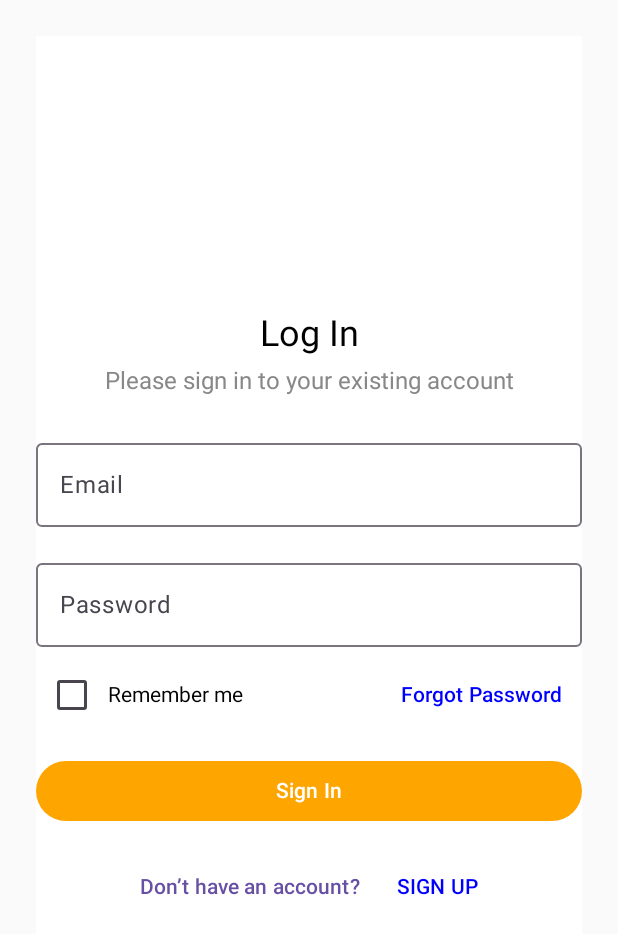
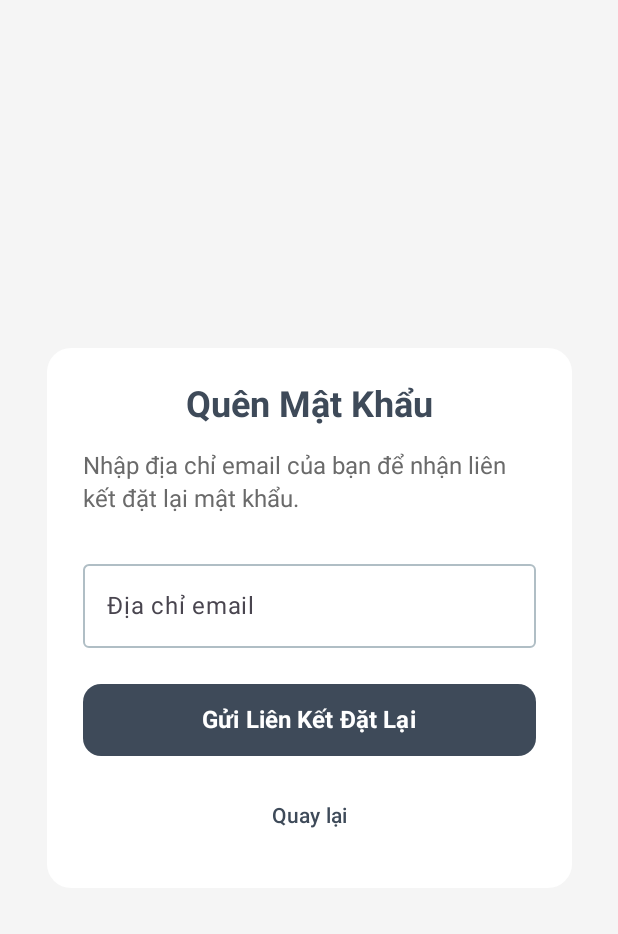
Before and after one commit to haovodoi2004/foodapp_kotlin, an Android app built with Jetpack Compose: the screen it shows after launch (MainActivity), after a tap on "Forgot Password", on a phone screen of 412 x 824 dp. Shown: the top 934 px of the screen. Run offline under Robolectric (Android 15) with nearby library versions, the phone set to English and light mode, and no system bars; our stand-ins replace livedata-compose.

Commit message:
tiếp tục hoàn thiện

```diff
--- a/app/build.gradle.kts
+++ b/app/build.gradle.kts
@@ -82,5 +82,6 @@ dependencies {
     implementation ("androidx.compose.foundation:foundation:1.7.5")
     implementation("androidx.compose.material:material-icons-extended-android:1.7.5")
     implementation ("com.google.code.gson:gson:2.10")
+    implementation ("org.mindrot:jbcrypt:0.4")
 
 }
--- a/app/src/main/java/com/example/app_food/Bottombar/Userdetail.kt
+++ b/app/src/main/java/com/example/app_food/Bottombar/Userdetail.kt
@@ -189,6 +189,7 @@ fun updateDialog(onDismiss: () -> Unit, user: User, userViewModel: UserViewModel
                     value = email,
                     onValueChange = { email = it },
                     label = { Text("Nhập email") },
+                    enabled = false,
                     modifier = Modifier.fillMaxWidth().padding(vertical = 8.dp)
                 )
                 OutlinedTextField(
--- a/app/src/main/java/com/example/app_food/BottombarAdmin/Main.kt
+++ b/app/src/main/java/com/example/app_food/BottombarAdmin/Main.kt
@@ -226,7 +226,7 @@ fun LearnNavDrawer(userViewModel: UserViewModel=UserViewModel(),ProViewModel: Pr
             composable(
                 Screens.Setting.screen
             ) {
-                Setting(userViewModel, email =email, navController = navigationController) }
+                Setting(userViewModel, email =email, navController = navigationController,onClick) }
                 composable(Screens.New.screen) { New(onClick = {
                     newId->
                     navigationController.navigate("newDetail/$newId")},newViewModel, navController = navigationController)  }
--- a/app/src/main/java/com/example/app_food/MainActivity.kt
+++ b/app/src/main/java/com/example/app_food/MainActivity.kt
@@ -32,7 +32,9 @@ import com.example.app_food.Bottombar.MainScreen
 import com.example.app_food.Bottombar.Setting
 import com.example.app_food.Bottombar.userDetail
 import com.example.app_food.BottombarAdmin.LearnNavDrawer
+import com.example.app_food.Screen.ForgotPasswordScreen
 import com.example.app_food.Screen.ProductDetail
+import com.example.app_food.ViewModel.ForgotPasswordViewModel
 import com.example.app_food.ViewModel.OderViewModel
 import com.example.app_food.ViewModel.ProViewModel
 import com.example.app_food.ViewModel.ProtypeViewModel
@@ -50,7 +52,7 @@ class MainActivity : ComponentActivity() {
     @SuppressLint("NewApi")
     @OptIn(ExperimentalMaterial3Api::class)
     @Composable
-    fun AppNavigation(proViewModel: ProViewModel=ProViewModel(),protypeViewModel: ProtypeViewModel=ProtypeViewModel(),oderViewModel: OderViewModel=OderViewModel(),userViewModel: UserViewModel=UserViewModel(),shopcartViewModel: ShopcartViewModel=ShopcartViewModel()){
+    fun AppNavigation(forgotPasswordViewModel: ForgotPasswordViewModel=ForgotPasswordViewModel(),proViewModel: ProViewModel=ProViewModel(),protypeViewModel: ProtypeViewModel=ProtypeViewModel(),oderViewModel: OderViewModel=OderViewModel(),userViewModel: UserViewModel=UserViewModel(),shopcartViewModel: ShopcartViewModel=ShopcartViewModel()){
         val navController= rememberNavController()
         val context= LocalContext.current
         NavHost(navController=navController, startDestination = "signin") {
@@ -113,6 +115,11 @@ class MainActivity : ComponentActivity() {
                 }
 
             }
+
+            composable(route = "forgot") {
+                ForgotPasswordScreen(userViewModel,forgotPasswordViewModel)
+            }
+
             composable(
                 route = "productDetail/{productId}/{email}",
                 arguments = listOf(
--- a/app/src/main/java/com/example/app_food/Retrofit/RetrofitIstance.kt
+++ b/app/src/main/java/com/example/app_food/Retrofit/RetrofitIstance.kt
@@ -7,7 +7,7 @@ import retrofit2.converter.gson.GsonConverterFactory
 object RetrofitInstance {
     private val retrofit by lazy {
         Retrofit.Builder()
-            .baseUrl("http://192.168.43.105:3000/")  // Đảm bảo base URL là chính xác
+            .baseUrl("http://192.168.43.101:3000/")  // Đảm bảo base URL là chính xác
             .addConverterFactory(GsonConverterFactory.create())
             .build()
     }
--- /dev/null
+++ b/app/src/main/java/com/example/app_food/Screen/Forgotpass.kt
@@ -0,0 +1,121 @@
+package com.example.app_food.Screen
+
+import androidx.compose.foundation.background
+import androidx.compose.foundation.layout.*
+import androidx.compose.foundation.shape.RoundedCornerShape
+import androidx.compose.material.*
+import androidx.compose.material3.Button
+import androidx.compose.material3.ButtonDefaults
+import androidx.compose.material3.OutlinedTextField
+import androidx.compose.material3.Text
+import androidx.compose.material3.TextButton
+import androidx.compose.material3.TextFieldDefaults
+import androidx.compose.runtime.*
+import androidx.compose.ui.Alignment
+import androidx.compose.ui.Modifier
+import androidx.compose.ui.graphics.Color
+import androidx.compose.ui.text.font.FontWeight
+import androidx.compose.ui.unit.dp
+import androidx.compose.ui.unit.sp
+import com.example.app_food.ViewModel.ForgotPasswordViewModel
+import com.example.app_food.ViewModel.UserViewModel
+
+@Composable
+fun ForgotPasswordScreen(userViewModel: UserViewModel,forgotPasswordViewModel: ForgotPasswordViewModel) {
+    var email by remember { mutableStateOf("") }
+    var showError by remember { mutableStateOf(false) }
+
+    Box(
+        modifier = Modifier
+            .fillMaxSize()
+            .background(Color(0xFFF5F5F5)), // Light background color
+        contentAlignment = Alignment.Center
+    ) {
+        Column(
+            modifier = Modifier
+                .fillMaxWidth(0.85f)
+                .background(Color.White, shape = RoundedCornerShape(16.dp))
+                .padding(24.dp),
+            horizontalAlignment = Alignment.CenterHorizontally
+        ) {
+            Text(
+                text = "Quên Mật Khẩu",
+                fontSize = 24.sp,
+                fontWeight = FontWeight.Bold,
+                color = Color(0xFF3E4A59)
+            )
+
+            Spacer(modifier = Modifier.height(16.dp))
+
+            Text(
+                text = "Nhập địa chỉ email của bạn để nhận liên kết đặt lại mật khẩu.",
+                fontSize = 16.sp,
+                color = Color(0xFF6A6A6A),
+                lineHeight = 22.sp
+            )
+
+            Spacer(modifier = Modifier.height(24.dp))
+
+            OutlinedTextField(
+                value = email,
+                onValueChange = {
+                    email = it
+                    showError = false
+                },
+                label = { Text("Địa chỉ email") },
+                singleLine = true,
+                modifier = Modifier.fillMaxWidth(),
+                colors = TextFieldDefaults.colors( // Thay thế outlinedTextFieldColors
+                    focusedContainerColor = Color.Transparent,
+                    unfocusedContainerColor = Color.Transparent,
+                    focusedIndicatorColor = Color(0xFF3E4A59),
+                    unfocusedIndicatorColor = Color(0xFFB0BEC5),
+                    cursorColor = Color(0xFF3E4A59)
+                )
+            )
+
+            if (showError) {
+                Text(
+                    text = "Vui lòng nhập một địa chỉ email hợp lệ.",
+                    color = Color.Red,
+                    fontSize = 12.sp,
+                    modifier = Modifier.align(Alignment.Start)
+                )
+            }
+
+            Spacer(modifier = Modifier.height(24.dp))
+
+            Button(
+                onClick = {
+                    if (email.isNotEmpty() && android.util.Patterns.EMAIL_ADDRESS.matcher(email).matches()) {
+                        forgotPasswordViewModel.sendOTP(email)
+                    } else {
+
+                    }
+                },
+                modifier = Modifier
+                    .fillMaxWidth()
+                    .height(48.dp),
+                shape = RoundedCornerShape(12.dp),
+                colors = ButtonDefaults.buttonColors(containerColor = Color(0xFF3E4A59))
+            ) {
+                Text(
+                    text = "Gửi Liên Kết Đặt Lại",
+                    color = Color.White,
+                    fontSize = 16.sp,
+                    fontWeight = FontWeight.Bold
+                )
+            }
+
+            Spacer(modifier = Modifier.height(16.dp))
+
+            TextButton(onClick = {}) {
+                Text(
+                    text = "Quay lại",
+                    color = Color(0xFF3E4A59),
+                    fontSize = 14.sp
+                )
+            }
+        }
+    }
+}
--- a/app/src/main/java/com/example/app_food/Screen/Sigin.kt
+++ b/app/src/main/java/com/example/app_food/Screen/Sigin.kt
@@ -132,7 +132,9 @@ fun Sigin(onSignupClick: () -> Unit,navController: NavController,userViewModel:
                 )
                 Text(text = "Remember me")
             }
-            TextButton(onClick = {}) { //onForgotPassword
+            TextButton(onClick = {
+                navController.navigate("forgot")
+            }) { //onForgotPassword
                 Text(text = "Forgot Password", color = Color.Blue)
             }
         }
--- a/app/src/main/java/com/example/app_food/ScreenAdmin/Setting.kt
+++ b/app/src/main/java/com/example/app_food/ScreenAdmin/Setting.kt
@@ -42,7 +42,7 @@ import com.example.app_food.R
 import com.example.app_food.ViewModel.UserViewModel
 
 @Composable
-fun Setting(userViewModel: UserViewModel,email: String,navController: NavController){
+fun Setting(userViewModel: UserViewModel,email: String,navController: NavController,onClick: () -> Unit){
     Box(){
         val user by userViewModel.userr.observeAsState()
 
@@ -138,7 +138,7 @@ fun Setting(userViewModel: UserViewModel,email: String,navController: NavControl
                 // Logout Button
                 Button(
                     onClick = {
-                        navController.navigate("signin")
+                        onClick()
                     },
                     colors = ButtonDefaults.buttonColors(containerColor = MaterialTheme.colorScheme.primary),
                     modifier = Modifier
--- a/app/src/main/res/xml/network_security_config.xml
+++ b/app/src/main/res/xml/network_security_config.xml
@@ -2,7 +2,7 @@
 <network-security-config>
     <domain-config cleartextTrafficPermitted="true">
         <domain includeSubdomains="true">192.168.2.2</domain>
-        <domain includeSubdomains="true">192.168.1.4</domain>
-        <domain includeSubdomains="true">192.168.43.105</domain>
+        <domain includeSubdomains="true">192.168.1.5</domain>
+        <domain includeSubdomains="true">192.168.43.101</domain>
     </domain-config>
 </network-security-config>
```
Also changed, not shown: app/src/main/java/com/example/app_food/ApiServer/Apiserver.kt (+10 -0 lines), app/src/main/java/com/example/app_food/Model/ChancePassword.kt (added, +10 -0 lines), app/src/main/java/com/example/app_food/ScreenAdmin/Chancepassword.kt (+36 -9 lines), app/src/main/java/com/example/app_food/ViewModel/ForgotPasswordViewModel.kt (added, +50 -0 lines).
